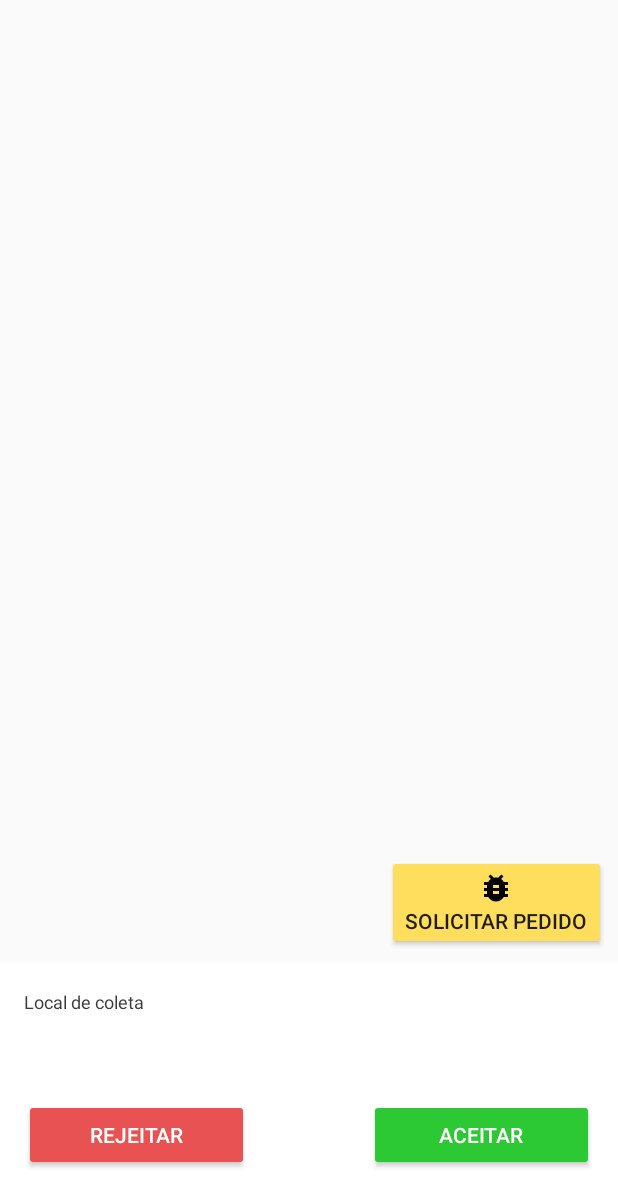
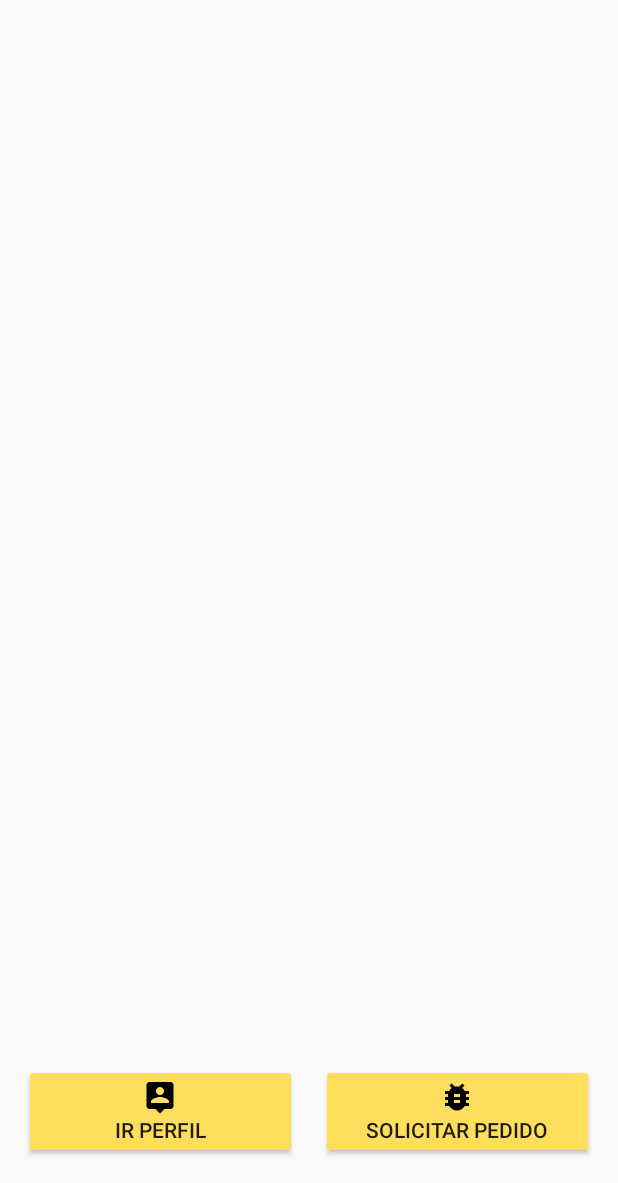
Before and after one commit to stings8/Gaudium-test, an Android app: the screen it shows after launch (MapsActivity), on a phone screen of 412 x 824 dp, the part 53-1236 px from its top. Run offline under Robolectric (Android 15) with nearby library versions, the phone set to English and light mode, and no system bars.

Commit message:
Etapa 3: criado tela entregador, informando dados Como solicitado pelo cliente, criado tela de detalhes do entregador criada e buscando os dados, ainda pendente organizar os dados

```diff
--- a/EntreGaudium/app/build.gradle
+++ b/EntreGaudium/app/build.gradle
@@ -34,4 +34,5 @@ dependencies {
     implementation "com.squareup.retrofit2:converter-gson:2.3.0"
 
     implementation 'com.google.code.gson:gson:2.8.6'
+    implementation 'androidx.cardview:cardview:1.0.0'
 }
--- a/EntreGaudium/app/src/main/AndroidManifest.xml
+++ b/EntreGaudium/app/src/main/AndroidManifest.xml
@@ -21,6 +21,11 @@
             </intent-filter>
         </activity>
 
+        <activity
+            android:name=".user.presentation.UserActivity"
+            android:label="@string/title_activity_maps">
+        </activity>
+
         <meta-data
             android:name="com.google.android.geo.API_KEY"
             android:value="@string/google_maps_key" />
--- a/EntreGaudium/app/src/main/java/br/com/gaudium/entrega/MapsActivity.java
+++ b/EntreGaudium/app/src/main/java/br/com/gaudium/entrega/MapsActivity.java
@@ -2,6 +2,7 @@ package br.com.gaudium.entrega;
 
 import androidx.fragment.app.FragmentActivity;
 
+import android.content.Intent;
 import android.os.Bundle;
 import android.os.Handler;
 import android.os.SystemClock;
@@ -28,6 +29,7 @@ import br.com.gaudium.entrega.model.DebugLocationRetriever;
 import br.com.gaudium.entrega.model.EntregadorObj;
 import br.com.gaudium.entrega.model.PedidoJsonObj;
 import br.com.gaudium.entrega.model.StatusEntregadorEnum;
+import br.com.gaudium.entrega.user.presentation.UserActivity;
 import br.com.gaudium.entrega.webservice.OfertaPedidoWebService;
 
 public class MapsActivity extends FragmentActivity implements OnMapReadyCallback {
@@ -36,7 +38,7 @@ public class MapsActivity extends FragmentActivity implements OnMapReadyCallback
     private LinearLayout layMenuOferta, layMenuColeta, layMenuEntrega;
     private RelativeLayout layColetaButton, layEntregaButton, layMenu;
     private TextView txtEnderecoOferta, txtEnderecoColeta, txtEntrega, txtQtdEntrega, txtEnderecoEntrega, txtTempo;
-    private Button btnRejeitar, btnAceitar, btnColetar, btnEntregar, btnDebugAction;
+    private Button btnRejeitar, btnAceitar, btnColetar, btnEntregar, btnDebugAction, btnUser;
 
     Handler handler;
 
@@ -94,6 +96,9 @@ public class MapsActivity extends FragmentActivity implements OnMapReadyCallback
         btnDebugAction = findViewById(R.id.btnDebugAction);
         btnDebugAction.setOnClickListener(view -> onDebugAction());
 
+        btnUser = findViewById(R.id.btnUser);
+        btnUser.setOnClickListener(view -> onProfile());
+
         // Preparar e carregar mapa
         mapFragment.getMapAsync(this);
 
@@ -102,6 +107,7 @@ public class MapsActivity extends FragmentActivity implements OnMapReadyCallback
         dLocRet = new DebugLocationRetriever();
         dLocRet.setLatLng(-22.904093, -43.175293);
     }
+
 
     /**
      * Manipulates the map once available.
@@ -432,4 +438,8 @@ public class MapsActivity extends FragmentActivity implements OnMapReadyCallback
             }
         }
     }
+
+    private void onProfile() {
+        startActivity(new Intent(this, UserActivity.class));
+    }
 }
--- a/EntreGaudium/app/src/main/res/drawable/pin_user.xml
+++ b/EntreGaudium/app/src/main/res/drawable/pin_user.xml
@@ -1,8 +1,8 @@
 <vector xmlns:android="http://schemas.android.com/apk/res/android"
-    android:width="36dp"
-    android:height="36dp"
-    android:viewportWidth="24"
-    android:viewportHeight="24">
+    android:width="24dp"
+    android:height="24dp"
+    android:viewportWidth="24.0"
+    android:viewportHeight="24.0">
   <path
       android:fillColor="#000000"
       android:pathData="M19,2L5,2c-1.11,0 -2,0.9 -2,2v14c0,1.1 0.89,2 2,2h4l3,3 3,-3h4c1.1,0 2,-0.9 2,-2L21,4c0,-1.1 -0.9,-2 -2,-2zM12,5.3c1.49,0 2.7,1.21 2.7,2.7 0,1.49 -1.21,2.7 -2.7,2.7 -1.49,0 -2.7,-1.21 -2.7,-2.7 0,-1.49 1.21,-2.7 2.7,-2.7zM18,16L6,16v-0.9c0,-2 4,-3.1 6,-3.1s6,1.1 6,3.1v0.9z"/>
--- a/EntreGaudium/app/src/main/res/layout/activity_maps.xml
+++ b/EntreGaudium/app/src/main/res/layout/activity_maps.xml
@@ -28,7 +28,7 @@
             android:layout_height="wrap_content"
             android:background="#FFFFFF"
             android:orientation="vertical"
-            android:visibility="visible">
+            android:visibility="gone">
 
             <LinearLayout
                 android:layout_width="match_parent"
@@ -196,15 +196,36 @@
     </RelativeLayout>
 
     <!-- Botão para DEBUG -->
-    <Button
-        android:id="@+id/btnDebugAction"
-        android:layout_width="wrap_content"
+
+    <LinearLayout
+        android:layout_width="match_parent"
         android:layout_height="wrap_content"
+        android:orientation="horizontal"
         android:layout_above="@id/layMenu"
         android:layout_alignParentRight="true"
         android:layout_alignParentEnd="true"
-        android:layout_margin="8dp"
-        android:backgroundTint="#FFDD5D"
-        android:drawableTop="@drawable/ic_bug"
-        android:text="Solicitar pedido"/>
+        android:layout_margin="8dp">
+
+        <Button
+            android:id="@+id/btnUser"
+            android:layout_width="0dp"
+            android:layout_weight="1"
+            android:layout_height="wrap_content"
+            android:layout_margin="8dp"
+            android:backgroundTint="#FFDD5D"
+            android:drawableTop="@drawable/pin_user"
+            android:text="Ir Perfil"/>
+
+        <Button
+            android:id="@+id/btnDebugAction"
+            android:layout_width="0dp"
+            android:layout_weight="1"
+            android:layout_height="wrap_content"
+            android:layout_margin="8dp"
+            android:backgroundTint="#FFDD5D"
+            android:drawableTop="@drawable/ic_bug"
+            android:text="Solicitar pedido"/>
+
+    </LinearLayout>
+
 </RelativeLayout>
--- a/EntreGaudium/app/src/main/res/values/colors.xml
+++ b/EntreGaudium/app/src/main/res/values/colors.xml
@@ -3,4 +3,9 @@
     <color name="colorPrimary">#39ABFD</color>
     <color name="colorPrimaryDark">#2B75FD</color>
     <color name="colorAccent">#FFFFFF</color>
+    <color name="viewSemi">#CC2B76C9</color>
+    <color name="inferior">#2E91FF</color>
+    <color name="separador">#82B4FF</color>
+    <color name="cargo">#DFE9F7</color>
+    <color name="descricao">#ECF4FF</color>
 </resources>
```
Also changed, not shown: EntreGaudium/app/src/main/java/br/com/gaudium/entrega/model/EntregadorJsonObj.java (added, +59 -0 lines), EntreGaudium/app/src/main/java/br/com/gaudium/entrega/model/Historico.java (added, +12 -0 lines), EntreGaudium/app/src/main/java/br/com/gaudium/entrega/user/datasource/UserDataSource.java (added, +8 -0 lines), EntreGaudium/app/src/main/java/br/com/gaudium/entrega/user/datasource/UserRemoteDataSource.java (added, +32 -0 lines), EntreGaudium/app/src/main/java/br/com/gaudium/entrega/user/presentation/UserActivity.java (added, +51 -0 lines), EntreGaudium/app/src/main/java/br/com/gaudium/entrega/user/presentation/UserPresenter.java (added, +30 -0 lines), EntreGaudium/app/src/main/java/br/com/gaudium/entrega/user/presentation/UserView.java (added, +11 -0 lines), EntreGaudium/app/src/main/java/br/com/gaudium/entrega/webservice/UserService.java (added, +12 -0 lines), EntreGaudium/app/src/main/res/layout/activity_user.xml (added, +72 -0 lines), EntreGaudium/app/src/main/res/mipmap-hdpi/ic_launcher.png, EntreGaudium/app/src/main/res/mipmap-mdpi/ic_launcher.png, EntreGaudium/app/src/main/res/mipmap-xhdpi/ic_launcher.png, EntreGaudium/app/src/main/res/mipmap-xxhdpi/ic_launcher.png, EntreGaudium/app/src/main/res/mipmap-xxxhdpi/ic_launcher.png.
